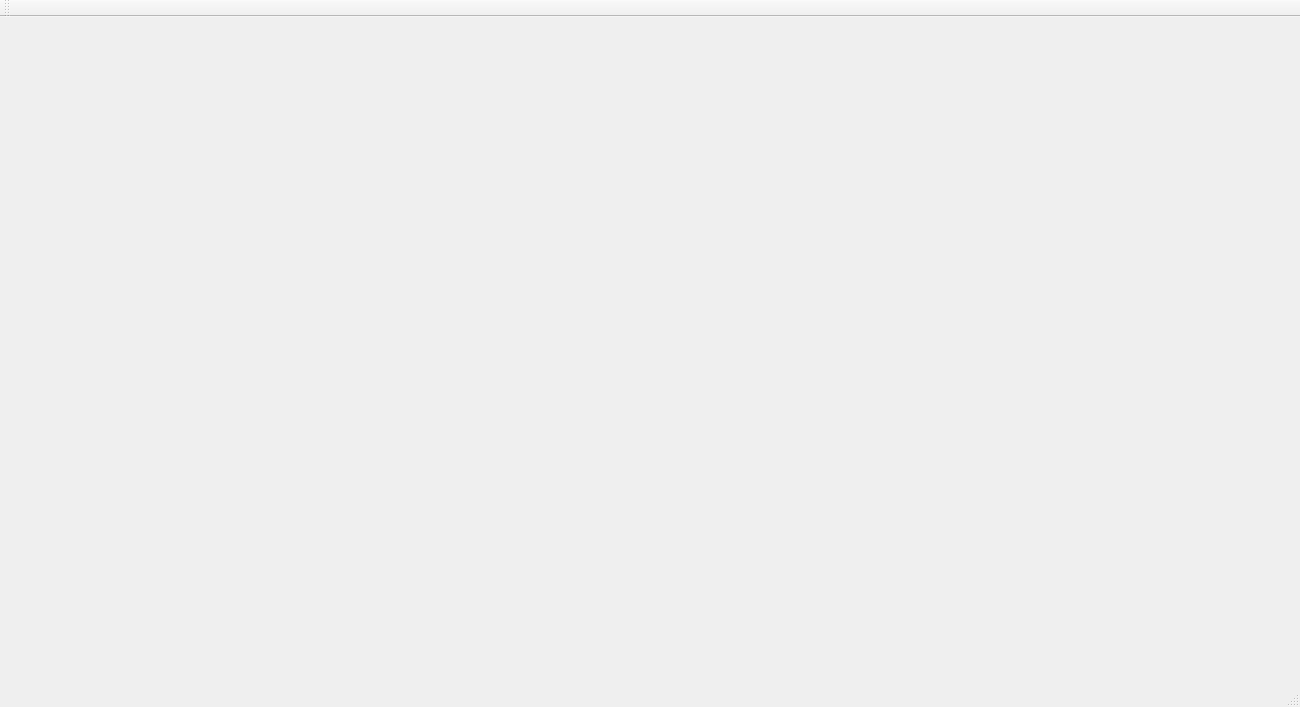
Before: the Qt Designer form Rate_AUC/mainwindow.ui in Youssef2778/Rate-AUC-Professors-2.0, drawn with Qt 5.
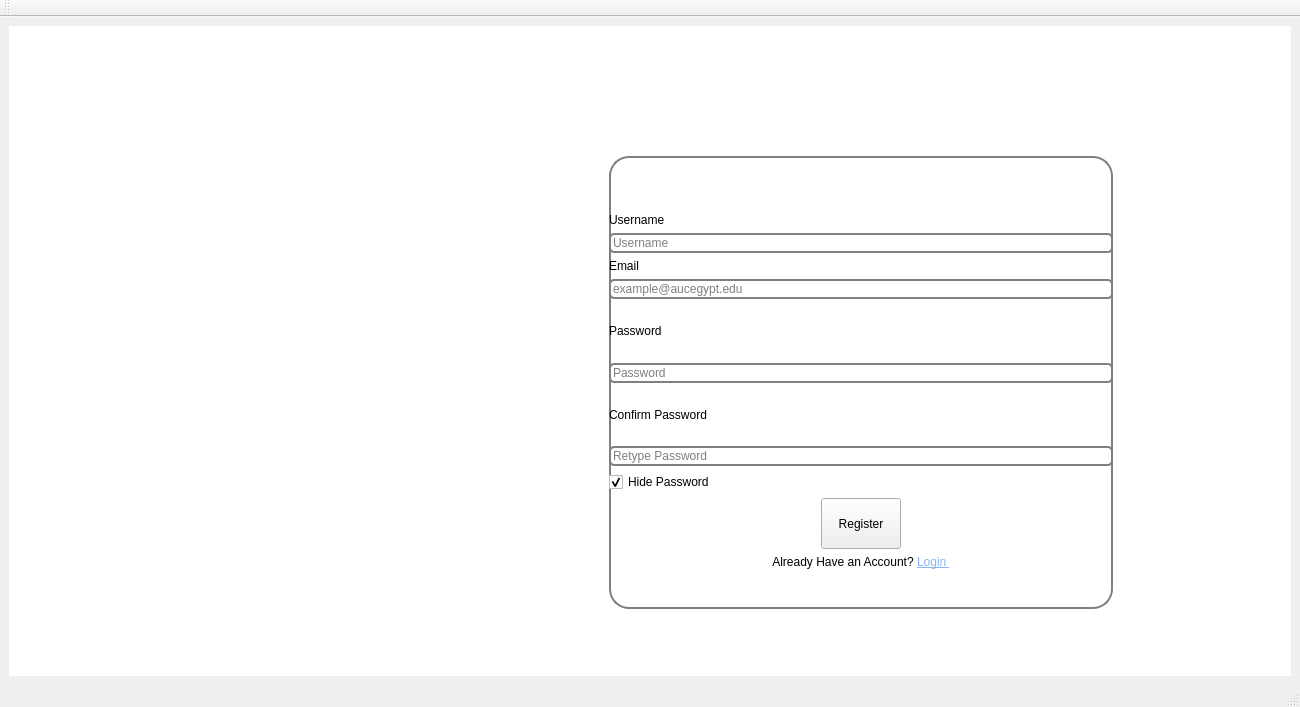
After: the same form once the commit is applied. The open tabs and pages were chosen to show the change. Icons and pictures are not drawn.

Commit message: Design the front end of the register page

```diff
--- a/Rate_AUC/mainwindow.ui
+++ b/Rate_AUC/mainwindow.ui
@@ -198,7 +198,203 @@
         </layout>
        </widget>
       </widget>
-      <widget class="QWidget" name="page_4"/>
+      <widget class="QWidget" name="page_4">
+       <property name="styleSheet">
+        <string notr="true">QWidget#page_4 {background-color: rgb(255, 255, 255);}
+
+
+.QLineEdit {
+border: 2px solid gray;
+border-radius: 5px;
+selection-background-color: dark-gray; 
+}
+
+QVBoxLayout#verticalLayout {
+margin-left:auto;
+margin-right: auto;
+width:70%;
+}
+
+QWidget#widget_2 {
+border: 2px solid gray;
+border-radius: 20px;
+min-width: 500px;
+max-width: 1500px;
+min-height: 400px;
+max-height: 1000px;
+alignment: center;
+	background-color: rgb(255, 255, 255);
+}
+
+QWidget#page_4{
+	background-image: url(:/images/images/AUC_Background.jpeg);
+}
+
+QPushButton#pushButton {
+width: 100px;
+}
+
+</string>
+       </property>
+       <widget class="QWidget" name="widget_2" native="true">
+        <property name="geometry">
+         <rect>
+          <x>600</x>
+          <y>130</y>
+          <width>504</width>
+          <height>453</height>
+         </rect>
+        </property>
+        <property name="maximumSize">
+         <size>
+          <width>1504</width>
+          <height>1004</height>
+         </size>
+        </property>
+        <layout class="QVBoxLayout" name="verticalLayout_17" stretch="0">
+         <item>
+          <layout class="QVBoxLayout" name="verticalLayout_18">
+           <item>
+            <widget class="QLabel" name="label_16">
+             <property name="styleSheet">
+              <string notr="true"/>
+             </property>
+             <property name="text">
+              <string/>
+             </property>
+             <property name="pixmap">
+              <pixmap resource="resources.qrc">:/images/images/auc_logo.png</pixmap>
+             </property>
+             <property name="scaledContents">
+              <bool>false</bool>
+             </property>
+             <property name="alignment">
+              <set>Qt::AlignCenter</set>
+             </property>
+            </widget>
+           </item>
+           <item>
+            <layout class="QVBoxLayout" name="verticalLayout_19">
+             <item>
+              <widget class="QLabel" name="label_2">
+               <property name="text">
+                <string>Username</string>
+               </property>
+              </widget>
+             </item>
+             <item>
+              <widget class="QLineEdit" name="lineEdit_2">
+               <property name="placeholderText">
+                <string>Username</string>
+               </property>
+              </widget>
+             </item>
+             <item>
+              <widget class="QLabel" name="label_17">
+               <property name="text">
+                <string>Email </string>
+               </property>
+               <property name="textFormat">
+                <enum>Qt::PlainText</enum>
+               </property>
+              </widget>
+             </item>
+             <item>
+              <widget class="QLineEdit" name="lineEdit_11">
+               <property name="placeholderText">
+                <string>example@aucegypt.edu</string>
+               </property>
+              </widget>
+             </item>
+            </layout>
+           </item>
+           <item>
+            <widget class="QLabel" name="label_18">
+             <property name="text">
+              <string>Password</string>
+             </property>
+            </widget>
+           </item>
+           <item>
+            <widget class="QLineEdit" name="lineEdit_12">
+             <property name="inputMask">
+              <string/>
+             </property>
+             <property name="text">
+              <string/>
+             </property>
+             <property name="echoMode">
+              <enum>QLineEdit::Password</enum>
+             </property>
+             <property name="placeholderText">
+              <string>Password</string>
+             </property>
+            </widget>
+           </item>
+           <item>
+            <widget class="QLabel" name="label">
+             <property name="text">
+              <string>Confirm Password</string>
+             </property>
+            </widget>
+           </item>
+           <item>
+            <widget class="QLineEdit" name="lineEdit">
+             <property name="echoMode">
+              <enum>QLineEdit::Password</enum>
+             </property>
+             <property name="placeholderText">
+              <string>Retype Password</string>
+             </property>
+            </widget>
+           </item>
+           <item>
+            <widget class="QCheckBox" name="checkBox_6">
+             <property name="text">
+              <string>Hide Password</string>
+             </property>
+             <property name="checked">
+              <bool>true</bool>
+             </property>
+            </widget>
+           </item>
+           <item alignment="Qt::AlignHCenter">
+            <widget class="QPushButton" name="pushButton_6">
+             <property name="minimumSize">
+              <size>
+               <width>50</width>
+               <height>20</height>
+              </size>
+             </property>
+             <property name="maximumSize">
+              <size>
+               <width>100</width>
+               <height>100</height>
+              </size>
+             </property>
+             <property name="text">
+              <string>Register</string>
+             </property>
+            </widget>
+           </item>
+           <item>
+            <widget class="QLabel" name="register_label_6">
+             <property name="text">
+              <string>&lt;html&gt;&lt;head/&gt;&lt;body&gt;&lt;p&gt;Already Have an Account? &lt;a href=&quot;page1&quot;&gt;&lt;span style=&quot; text-decoration: underline; color:#8ab4f8;&quot;&gt;Login &lt;/span&gt;&lt;/a&gt;&lt;/p&gt;&lt;p&gt;&lt;br/&gt;&lt;/p&gt;&lt;/body&gt;&lt;/html&gt;</string>
+             </property>
+             <property name="textFormat">
+              <enum>Qt::RichText</enum>
+             </property>
+             <property name="alignment">
+              <set>Qt::AlignCenter</set>
+             </property>
+            </widget>
+           </item>
+          </layout>
+         </item>
+        </layout>
+       </widget>
+      </widget>
      </widget>
     </item>
    </layout>
```
Left out of the diff: 10 changed lines with no effect on the pictures. The commit also changes 2 other files.
